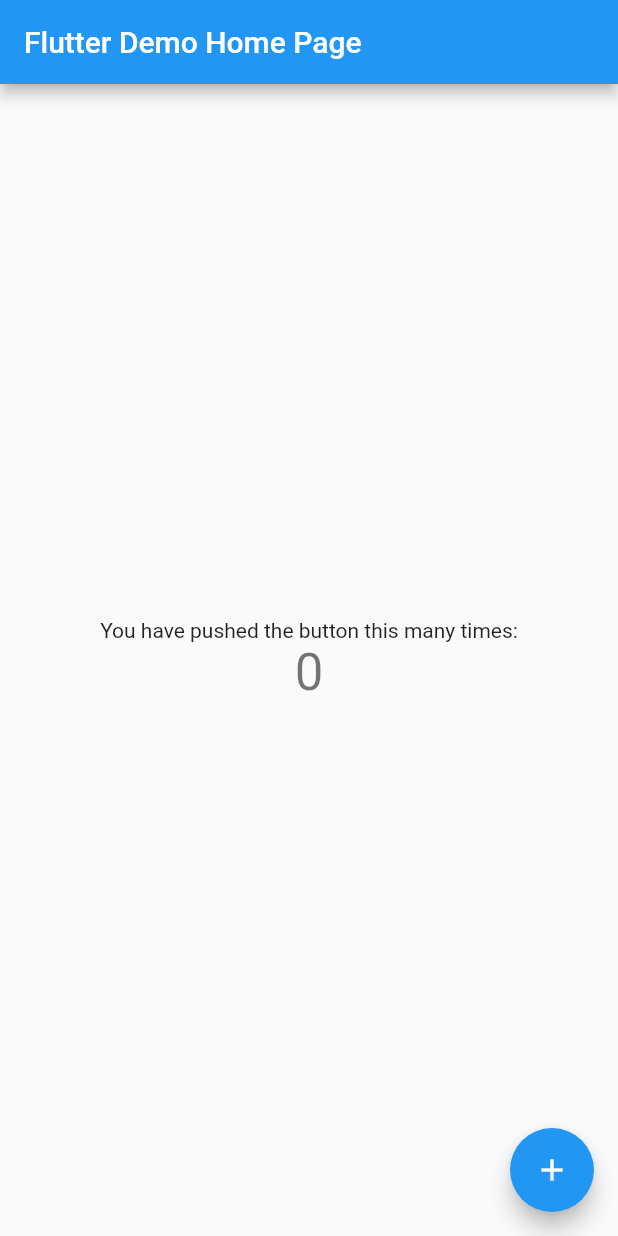
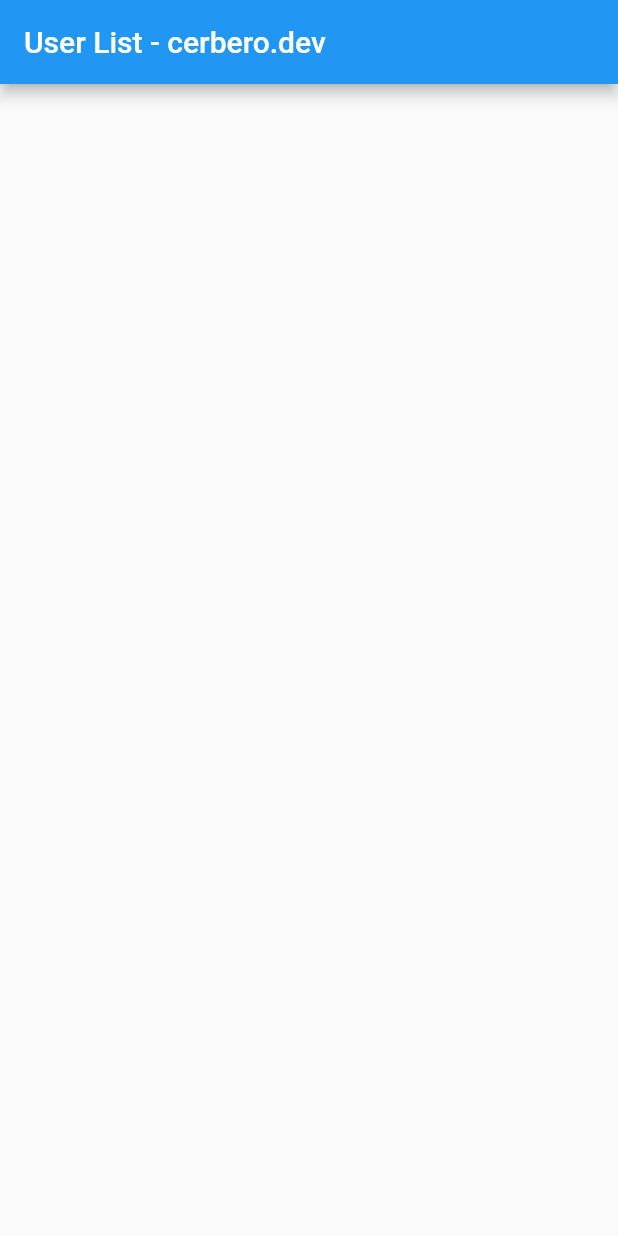
Before and after one commit to cerberodev/user-app, a Flutter app: the screen it shows after launch, on a phone screen of 412 x 824 dp. Run offline on Flutter 3.47's test engine with Material 2 defaults, Android fonts, the phone set to English and light mode, and no system bars.

Commit message:
Creando Primera Pantalla con Flutter

```diff
--- a/userapp/lib/main.dart
+++ b/userapp/lib/main.dart
@@ -1,111 +1,25 @@
 import 'package:flutter/material.dart';
 
-void main() => runApp(MyApp());
+void main() {
+  runApp(
+    MaterialApp(
+      home: HomePage(),
+    ),
+  );
+}
 
-class MyApp extends StatelessWidget {
-  // This widget is the root of your application.
+class HomePage extends StatefulWidget {
+  @override
+  _HomePageState createState() => _HomePageState();
+
+}
+
+class _HomePageState extends State<HomePage> {
   @override
   Widget build(BuildContext context) {
-    return MaterialApp(
-      title: 'Flutter Demo',
-      theme: ThemeData(
-        // This is the theme of your application.
-        //
-        // Try running your application with "flutter run". You'll see the
-        // application has a blue toolbar. Then, without quitting the app, try
-        // changing the primarySwatch below to Colors.green and then invoke
-        // "hot reload" (press "r" in the console where you ran "flutter run",
-        // or simply save your changes to "hot reload" in a Flutter IDE).
-        // Notice that the counter didn't reset back to zero; the application
-        // is not restarted.
-        primarySwatch: Colors.blue,
-      ),
-      home: MyHomePage(title: 'Flutter Demo Home Page'),
+    // TODO: implement build
+    return Scaffold(
+      appBar: AppBar(title: Text('User List - cerbero.dev'),),
     );
   }
 }
-
-class MyHomePage extends StatefulWidget {
-  MyHomePage({Key key, this.title}) : super(key: key);
-
-  // This widget is the home page of your application. It is stateful, meaning
-  // that it has a State object (defined below) that contains fields that affect
-  // how it looks.
-
-  // This class is the configuration for the state. It holds the values (in this
-  // case the title) provided by the parent (in this case the App widget) and
-  // used by the build method of the State. Fields in a Widget subclass are
-  // always marked "final".
-
-  final String title;
-
-  @override
-  _MyHomePageState createState() => _MyHomePageState();
-}
-
-class _MyHomePageState extends State<MyHomePage> {
-  int _counter = 0;
-
-  void _incrementCounter() {
-    setState(() {
-      // This call to setState tells the Flutter framework that something has
-      // changed in this State, which causes it to rerun the build method below
-      // so that the display can reflect the updated values. If we changed
-      // _counter without calling setState(), then the build method would not be
-      // called again, and so nothing would appear to happen.
-      _counter++;
-    });
-  }
-
-  @override
-  Widget build(BuildContext context) {
-    // This method is rerun every time setState is called, for instance as done
-    // by the _incrementCounter method above.
-    //
-    // The Flutter framework has been optimized to make rerunning build methods
-    // fast, so that you can just rebuild anything that needs updating rather
-    // than having to individually change instances of widgets.
-    return Scaffold(
-      appBar: AppBar(
-        // Here we take the value from the MyHomePage object that was created by
-        // the App.build method, and use it to set our appbar title.
-        title: Text(widget.title),
-      ),
-      body: Center(
-        // Center is a layout widget. It takes a single child and positions it
-        // in the middle of the parent.
-        child: Column(
-          // Column is also a layout widget. It takes a list of children and
-          // arranges them vertically. By default, it sizes itself to fit its
-          // children horizontally, and tries to be as tall as its parent.
-          //
-          // Invoke "debug painting" (press "p" in the console, choose the
-          // "Toggle Debug Paint" action from the Flutter Inspector in Android
-          // Studio, or the "Toggle Debug Paint" command in Visual Studio Code)
-          // to see the wireframe for each widget.
-          //
-          // Column has various properties to control how it sizes itself and
-          // how it positions its children. Here we use mainAxisAlignment to
-          // center the children vertically; the main axis here is the vertical
-          // axis because Columns are vertical (the cross axis would be
-          // horizontal).
-          mainAxisAlignment: MainAxisAlignment.center,
-          children: <Widget>[
-            Text(
-              'You have pushed the button this many times:',
-            ),
-            Text(
-              '$_counter',
-              style: Theme.of(context).textTheme.display1,
-            ),
-          ],
-        ),
-      ),
-      floatingActionButton: FloatingActionButton(
-        onPressed: _incrementCounter,
-        tooltip: 'Increment',
-        child: Icon(Icons.add),
-      ), // This trailing comma makes auto-formatting nicer for build methods.
-    );
-  }
-}
```
Also changed, not shown: 1 other file.
